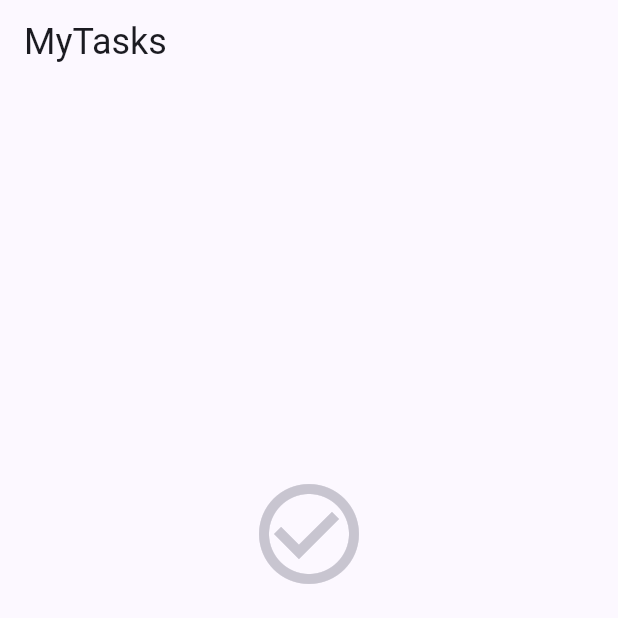
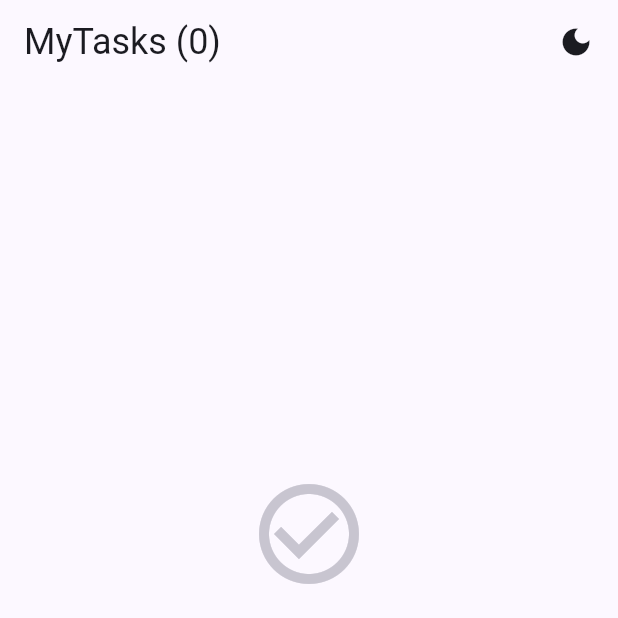
Before and after one commit to AiratTop/mytasks, a Flutter app: the screen it shows after launch, on a phone screen of 412 x 824 dp, the top half of it. Run offline on Flutter 3.47's test engine with Material 3 defaults, Android fonts, the phone set to English and light mode, and no system bars; our stand-ins replace shared_preferences.

Commit message:
Dark Mode switch

```diff
--- a/lib/main.dart
+++ b/lib/main.dart
@@ -2,14 +2,46 @@ import 'package:flutter/material.dart';
 import 'package:shared_preferences/shared_preferences.dart';
 
 const _storageKey = 'mytasks_items';
+const _themeModeKey = 'mytasks_theme_mode';
 
 Future<void> main() async {
   WidgetsFlutterBinding.ensureInitialized();
   runApp(const MyTasksApp());
 }
 
-class MyTasksApp extends StatelessWidget {
+class MyTasksApp extends StatefulWidget {
   const MyTasksApp({super.key});
+
+  @override
+  State<MyTasksApp> createState() => _MyTasksAppState();
+}
+
+class _MyTasksAppState extends State<MyTasksApp> {
+  ThemeMode _themeMode = ThemeMode.system;
+
+  @override
+  void initState() {
+    super.initState();
+    _loadThemeMode();
+  }
+
+  Future<void> _loadThemeMode() async {
+    final prefs = await SharedPreferences.getInstance();
+    final stored = prefs.getString(_themeModeKey);
+    if (stored == null) return;
+    setState(() => _themeMode = _themeModeFromString(stored));
+  }
+
+  void _toggleTheme(bool isDark) {
+    final next = isDark ? ThemeMode.light : ThemeMode.dark;
+    setState(() => _themeMode = next);
+    _persistThemeMode(next);
+  }
+
+  Future<void> _persistThemeMode(ThemeMode mode) async {
+    final prefs = await SharedPreferences.getInstance();
+    await prefs.setString(_themeModeKey, _themeModeToString(mode));
+  }
 
   @override
   Widget build(BuildContext context) {
@@ -17,8 +49,8 @@ class MyTasksApp extends StatelessWidget {
       title: 'MyTasks',
       theme: _buildTheme(Brightness.light),
       darkTheme: _buildTheme(Brightness.dark),
-      themeMode: ThemeMode.system,
-      home: const TaskHomePage(),
+      themeMode: _themeMode,
+      home: TaskHomePage(onToggleTheme: _toggleTheme),
     );
   }
 
@@ -45,10 +77,35 @@ class MyTasksApp extends StatelessWidget {
       ),
     );
   }
+
+  ThemeMode _themeModeFromString(String value) {
+    switch (value) {
+      case 'light':
+        return ThemeMode.light;
+      case 'dark':
+        return ThemeMode.dark;
+      case 'system':
+      default:
+        return ThemeMode.system;
+    }
+  }
+
+  String _themeModeToString(ThemeMode mode) {
+    switch (mode) {
+      case ThemeMode.light:
+        return 'light';
+      case ThemeMode.dark:
+        return 'dark';
+      case ThemeMode.system:
+        return 'system';
+    }
+  }
 }
 
 class TaskHomePage extends StatefulWidget {
-  const TaskHomePage({super.key});
+  const TaskHomePage({super.key, required this.onToggleTheme});
+
+  final void Function(bool isDark) onToggleTheme;
 
   @override
   State<TaskHomePage> createState() => _TaskHomePageState();
@@ -183,12 +240,24 @@ class _TaskHomePageState extends State<TaskHomePage> {
 
   @override
   Widget build(BuildContext context) {
+    final isDarkMode = Theme.of(context).brightness == Brightness.dark;
+
     return Scaffold(
       appBar: AppBar(
         title: Text(
-          'MyTasks',
+          'MyTasks (${_tasks.length})',
           style: Theme.of(context).textTheme.headlineSmall,
         ),
+        actions: [
+          IconButton(
+            tooltip: isDarkMode
+                ? 'Switch to light theme'
+                : 'Switch to dark theme',
+            icon: Icon(isDarkMode ? Icons.light_mode : Icons.dark_mode),
+            onPressed: () => widget.onToggleTheme(isDarkMode),
+          ),
+          const SizedBox(width: 4),
+        ],
       ),
       body: SafeArea(
         child: AnimatedSwitcher(
```
